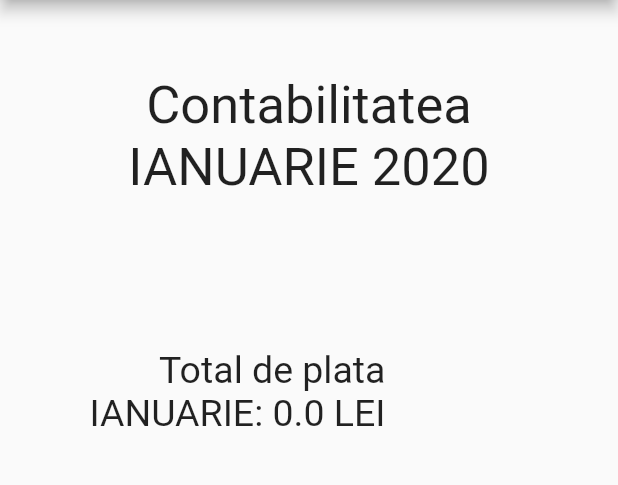
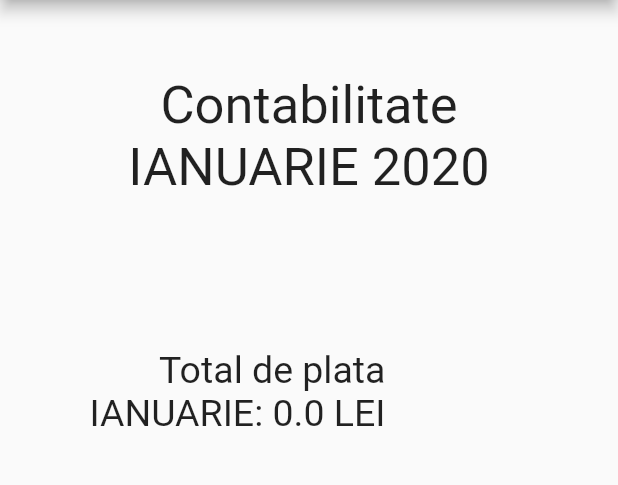
Before and after one commit to Agilefreaks/pasaj-statistics-web, a Flutter app: the screen it shows after launch, on a phone screen of 412 x 824 dp, the part 84-569 px from its top. Run offline on Flutter 3.47's test engine with Material 2 defaults, Android fonts, the phone set to English and light mode, and no system bars; our stand-ins replace month_picker_dialog; network calls fail.

Commit message:
Minor fixes

```diff
--- a/lib/main.dart
+++ b/lib/main.dart
@@ -13,6 +13,7 @@ class PasajStatistics extends StatelessWidget {
         primarySwatch: Colors.green,
       ),
       home: MonthlyStatisticsPage(),
+      debugShowCheckedModeBanner: false,
       localizationsDelegates: [
         // ... app-specific localization delegate[s] here
         GlobalMaterialLocalizations.delegate,
--- a/lib/statistics/monthlyStatisticsPage.dart
+++ b/lib/statistics/monthlyStatisticsPage.dart
@@ -86,7 +86,7 @@ class _MonthlyStatisticsPageState extends State<MonthlyStatisticsPage> {
               children: <Widget>[
                 Expanded(
                   child: Text(
-                    "Contabilitatea ${monthAndYearFormat.format(selectedDate).toString().toUpperCase()}",
+                    "Contabilitate ${monthAndYearFormat.format(selectedDate).toString().toUpperCase()}",
                     style: TextStyle(fontSize: 35),
                     textAlign: TextAlign.center,
                     overflow: TextOverflow.fade,
```
